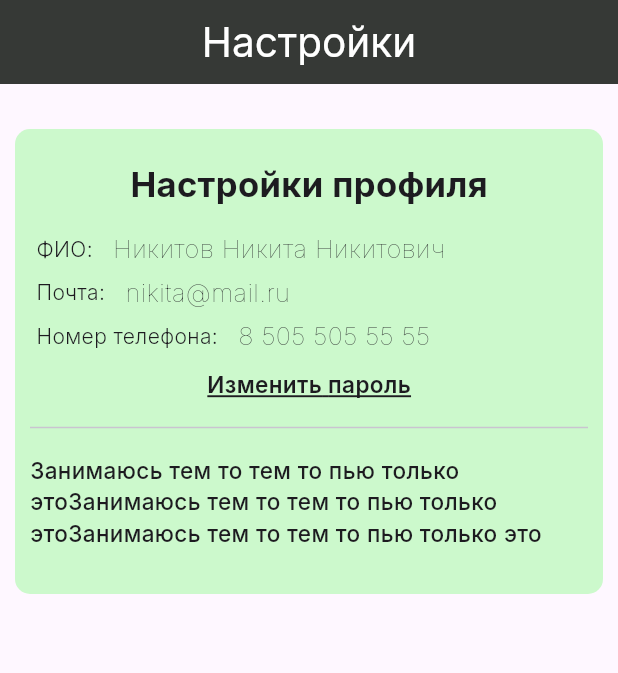
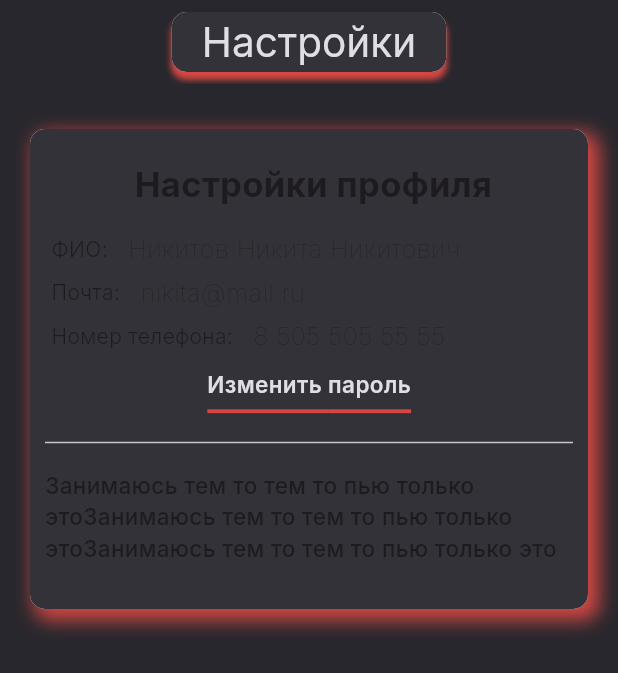
Before and after one commit to RimidalU/freight-carrier-aggregator-screens, a Flutter app: the screen it shows after launch, on a phone screen of 412 x 824 dp. Shown: the top 673 px of the screen. Run offline on Flutter 3.47's test engine with Material 2 defaults, Android fonts, the phone set to English and light mode, and no system bars; our stand-ins replace flutter_svg, google_fonts.

Commit message:
refactor: change settings screen

```diff
--- a/lib/views/settings_screen.dart
+++ b/lib/views/settings_screen.dart
@@ -9,14 +9,41 @@ class SettingsScreen extends StatelessWidget {
   @override
   Widget build(BuildContext context) {
     return Scaffold(
+      backgroundColor: const Color(0xff28272d),
       appBar: AppBar(
         centerTitle: true,
-        backgroundColor: const Color(0xff363936),
-        title: const Text(
+        backgroundColor: const Color(0xff28272d),
+        title: Container(
+          padding: const EdgeInsets.symmetric(horizontal: 20, vertical: 3),
+          decoration: BoxDecoration(
+            borderRadius: BorderRadius.circular(10),
+            color: const Color(0xff333238),
+            boxShadow: const [
+              BoxShadow(
+                color: Color(
+                  0xffd64743,
+                ),
+                offset: Offset(
+                  0.0,
+                  5.0,
+                ),
+                blurRadius: 3.0,
+                spreadRadius: 0.0,
+              ), //BoxShadow
+              BoxShadow(
+                color: Colors.white,
+                offset: Offset(0.0, 0.0),
+                blurRadius: 0.0,
+                spreadRadius: 0.0,
+              ), //BoxShadow
+            ],
+          ),
+          child: const Text(
             'Настройки',
             style: TextStyle(
               fontSize: 27,
-            color: Color(0xffFFFFFF),
+              color: Color(0xffdfdee4),
+            ),
           ),
         ),
       ),
@@ -25,26 +52,50 @@ class SettingsScreen extends StatelessWidget {
           child: Container(
             decoration: BoxDecoration(
               borderRadius: BorderRadius.circular(10),
-              color: const Color(0xff05FF00).withOpacity(0.2),
+              color: const Color(0xff333238),
+              boxShadow: const [
+                BoxShadow(
+                  color: Color(
+                    0xffd64743,
+                  ),
+                  offset: Offset(
+                    5.0,
+                    5.0,
+                  ),
+                  blurRadius: 10.0,
+                  spreadRadius: 2.0,
+                ), //BoxShadow
+                BoxShadow(
+                  color: Colors.white,
+                  offset: Offset(0.0, 0.0),
+                  blurRadius: 0.0,
+                  spreadRadius: 0.0,
+                ), //BoxShadow
+              ],
             ),
             margin: const EdgeInsets.only(
               top: 30,
-              left: 10,
-              right: 10,
+              left: 20,
+              right: 20,
             ),
             padding: const EdgeInsets.symmetric(horizontal: 10, vertical: 20),
             child: Column(
               children: [
+                Row(
+                  mainAxisAlignment: MainAxisAlignment.center,
+                  children: [
                     Container(
-                  width: double.infinity,
+                      // width: double.infinity,
                       alignment: Alignment.center,
                       child: const Text(
-                    'Настройки профиля',
+                        ' Настройки профиля',
                         style: TextStyle(
                           fontWeight: FontWeight.w700,
                           fontSize: 23,
                         ),
                       ),
+                    ),
+                  ],
                 ),
                 const SizedBox(
                   width: double.infinity,
@@ -105,7 +156,7 @@ class UserInfo extends StatelessWidget {
               : '',
         ),
         const SizedBox(
-          height: 10,
+          height: 20,
         ),
         InkWell(
           onTap: onTap ?? () {},
@@ -118,6 +169,12 @@ class UserInfo extends StatelessWidget {
                 fontWeight: FontWeight.w600,
                 fontSize: 15,
                 decoration: TextDecoration.underline,
+                decorationColor: Color(0xffd64743),
+                decorationThickness: 2,
+                color: Colors.transparent,
+                shadows: [
+                  Shadow(offset: Offset(0, -10), color: Color(0xffdfdee4))
+                ],
               ),
             ),
           ),
```
Lines whose indentation alone changed are shown as unchanged.
